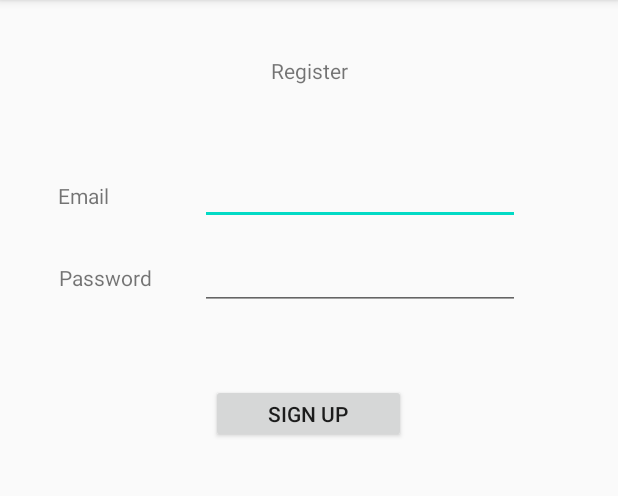
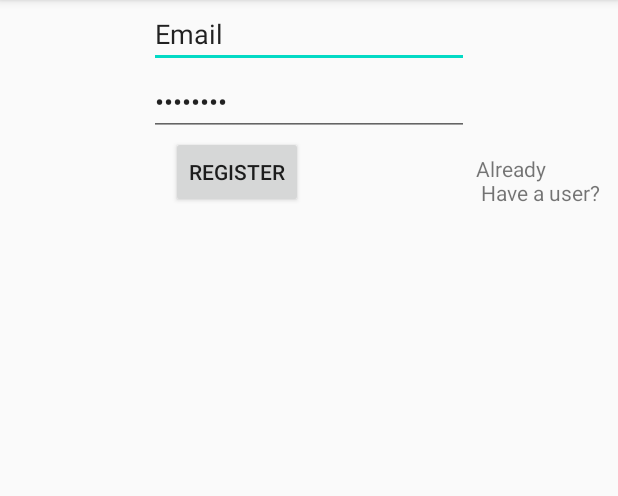
Before and after one commit to LiorFrid/TrialApp, an Android app: the SignUpActivity screen opened directly, with no data from a screen before it, on a phone screen of 412 x 824 dp, the part 84-580 px from its top. Run offline under Robolectric (Android 15) with nearby library versions, the phone set to English and light mode, and no system bars; our stand-ins replace Firebase (no records; nobody signed in at launch, a user with empty details on screens opened directly).

```diff
--- a/app/build.gradle
+++ b/app/build.gradle
@@ -6,7 +6,9 @@ apply plugin: 'com.google.gms.google-services'
 android {
     compileSdkVersion 29
     buildToolsVersion "29.0.3"
-
+    lintOptions {
+        abortOnError false
+    }
     defaultConfig {
         applicationId "com.example.trialapp"
         minSdkVersion 16
--- a/app/src/main/AndroidManifest.xml
+++ b/app/src/main/AndroidManifest.xml
@@ -10,6 +10,7 @@
         android:supportsRtl="true"
         android:theme="@style/AppTheme">
         <activity android:name=".SignUpActivity"></activity>
+        <activity android:name=".LandingScreen"></activity>
         <activity android:name=".MainActivity">
             <intent-filter>
                 <action android:name="android.intent.action.MAIN" />
--- /dev/null
+++ b/app/src/main/java/com/example/trialapp/LoginResult.java
@@ -0,0 +1,4 @@
+package com.example.trialapp;
+
+public class LoginResult {
+}
--- a/app/src/main/java/com/example/trialapp/SignUpActivity.kt
+++ b/app/src/main/java/com/example/trialapp/SignUpActivity.kt
@@ -14,16 +14,28 @@ class SignUpActivity : AppCompatActivity() {
         super.onCreate(savedInstanceState)
         setContentView(R.layout.activity_sign_up)
         auth = FirebaseAuth.getInstance()
-        val signUpBtn = findViewById<Button>(R.id.signupBtn)
+        val EmailTextFill = findViewById<TextView>(R.id.Email)
+        val PasswordTextFill = findViewById<TextView>(R.id.Password)
+        val signUpBtn = findViewById<Button>(R.id.RegisterBtn)
+        val backToLogin:TextView  = findViewById<TextView>(R.id.backToLogin)
+        EmailTextFill.setOnClickListener{ EmailTextFill.text=""}
+        PasswordTextFill.setOnClickListener{ PasswordTextFill.text=""}
         signUpBtn.setOnClickListener{signUpBtnClicked()}
+        backToLogin.setOnClickListener{ backToLoginTextClicked()}
+
     }
 
     private fun signUpBtnClicked() {
-        val mail = findViewById<TextView>(R.id.emailRegTxt).text.toString()
-        val pass = findViewById<TextView>(R.id.passRegTxt).text.toString()
+        val mail = findViewById<TextView>(R.id.Email).text.toString()
+        val pass = findViewById<TextView>(R.id.Password).text.toString()
         auth.createUserWithEmailAndPassword(mail,pass).addOnCompleteListener {
             val int = Intent(this, MainActivity::class.java )
             startActivity(int)
         }
     }
+
+    private fun backToLoginTextClicked(){
+        val intent = Intent(this,MainActivity::class.java)
+        startActivity(intent)
+    }
 }
--- a/app/src/main/res/layout/activity_sign_up.xml
+++ b/app/src/main/res/layout/activity_sign_up.xml
@@ -6,76 +6,51 @@
     android:layout_height="match_parent"
     tools:context=".SignUpActivity">
 
-    <Button
-        android:id="@+id/signupBtn"
-        android:layout_width="130dp"
-        android:layout_height="39dp"
-        android:text="Sign Up"
-        app:layout_constraintBottom_toBottomOf="parent"
+    <EditText
+        android:id="@+id/Email"
+        android:layout_width="213dp"
+        android:layout_height="wrap_content"
+        android:ems="10"
+        android:inputType="textEmailAddress"
+        android:text="Email"
         app:layout_constraintEnd_toEndOf="parent"
-        app:layout_constraintHorizontal_bias="0.498"
         app:layout_constraintStart_toStartOf="parent"
-        app:layout_constraintTop_toTopOf="parent"
-        app:layout_constraintVertical_bias="0.351" />
+        tools:layout_editor_absoluteY="231dp" />
 
-    <TextView
-        android:id="@+id/textView3"
+    <EditText
+        android:id="@+id/Password"
         android:layout_width="wrap_content"
         android:layout_height="wrap_content"
-        android:text="Email"
-        app:layout_constraintBottom_toBottomOf="parent"
+        android:ems="10"
+        android:inputType="textPassword"
+        android:text="Password"
         app:layout_constraintEnd_toEndOf="parent"
-        app:layout_constraintHorizontal_bias="0.103"
+        app:layout_constraintHorizontal_bias="0.5"
         app:layout_constraintStart_toStartOf="parent"
-        app:layout_constraintTop_toTopOf="parent"
-        app:layout_constraintVertical_bias="0.161" />
+        app:layout_constraintTop_toBottomOf="@+id/Email" />
 
-    <TextView
-        android:id="@+id/textView5"
-        android:layout_width="wrap_content"
-        android:layout_height="wrap_content"
-        android:text="Password"
-        app:layout_constraintBottom_toBottomOf="parent"
-        app:layout_constraintEnd_toEndOf="parent"
-        app:layout_constraintHorizontal_bias="0.112"
-        app:layout_constraintStart_toStartOf="parent"
-        app:layout_constraintTop_toTopOf="parent"
-        app:layout_constraintVertical_bias="0.234" />
-
-    <TextView
-        android:id="@+id/textView6"
+    <Button
+        android:id="@+id/RegisterBtn"
         android:layout_width="wrap_content"
         android:layout_height="wrap_content"
         android:text="Register"
-        app:layout_constraintBottom_toBottomOf="parent"
         app:layout_constraintEnd_toEndOf="parent"
+        app:layout_constraintHorizontal_bias="0.352"
         app:layout_constraintStart_toStartOf="parent"
-        app:layout_constraintTop_toTopOf="parent"
-        app:layout_constraintVertical_bias="0.05" />
+        app:layout_constraintTop_toBottomOf="@+id/Password" />
 
-    <EditText
-        android:id="@+id/emailRegTxt"
+    <TextView
+        android:id="@+id/backToLogin"
         android:layout_width="wrap_content"
         android:layout_height="wrap_content"
-        android:ems="10"
-        android:inputType="textPersonName"
-        app:layout_constraintBottom_toBottomOf="parent"
+        android:layout_marginTop="12dp"
+        android:layout_marginEnd="12dp"
+        android:layout_marginRight="12dp"
+        android:text="Already\n Have a user?"
         app:layout_constraintEnd_toEndOf="parent"
-        app:layout_constraintHorizontal_bias="0.671"
-        app:layout_constraintStart_toStartOf="parent"
-        app:layout_constraintTop_toTopOf="parent"
-        app:layout_constraintVertical_bias="0.145" />
+        app:layout_constraintHorizontal_bias="0.365"
+        app:layout_constraintStart_toEndOf="@+id/LoginBtn"
+        app:layout_constraintTop_toBottomOf="@+id/Password" />
 
-    <EditText
-        android:id="@+id/passRegTxt"
-        android:layout_width="wrap_content"
-        android:layout_height="wrap_content"
-        android:ems="10"
-        android:inputType="textPersonName"
-        app:layout_constraintBottom_toBottomOf="parent"
-        app:layout_constraintEnd_toEndOf="parent"
-        app:layout_constraintHorizontal_bias="0.671"
-        app:layout_constraintStart_toStartOf="parent"
-        app:layout_constraintTop_toTopOf="parent"
-        app:layout_constraintVertical_bias="0.223" />
+
 </androidx.constraintlayout.widget.ConstraintLayout>
--- a/build.gradle
+++ b/build.gradle
@@ -8,7 +8,7 @@ buildscript {
 
     }
     dependencies {
-        classpath 'com.android.tools.build:gradle:3.6.1'
+        classpath 'com.android.tools.build:gradle:3.6.2'
         classpath "org.jetbrains.kotlin:kotlin-gradle-plugin:$kotlin_version"
         classpath 'com.google.gms:google-services:4.2.0'
 
```
Also changed, not shown: app/src/main/java/com/example/trialapp/LandingScreen.kt (added, +15 -0 lines), app/src/main/java/com/example/trialapp/MainActivity.kt (+46 -10 lines), app/src/main/res/layout/activity_main.xml (+34 -68 lines), app/src/main/res/layout/screen_landing.xml (added, +19 -0 lines), app/src/main/res/drawable-v24/roboto.png (added), 1246 other files.
